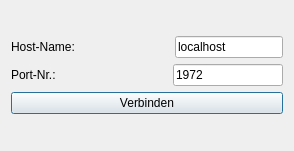
Above: source/view/fieldtrip_dialog.ui from edward-berndt/midibrain before the change. Below: the same form after it.
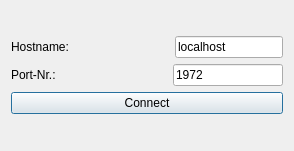
That is the form after the change.

Commit message: Change ui strings to english

Patch:
```diff
--- a/source/view/fieldtrip_dialog.ui
+++ b/source/view/fieldtrip_dialog.ui
@@ -50,7 +50,7 @@
                     <item>
                         <widget class="QLabel" name="label">
                             <property name="text">
-                                <string>Host-Name:</string>
+                                <string>Hostname:</string>
                             </property>
                         </widget>
                     </item>
@@ -116,7 +116,7 @@
             <item>
                 <widget class="QPushButton" name="connect_button">
                     <property name="text">
-                        <string>Verbinden</string>
+                        <string>Connect</string>
                     </property>
                 </widget>
             </item>
```
Left out of the diff: 2 changed lines with no effect on the pictures. The commit also changes 4 other files.
